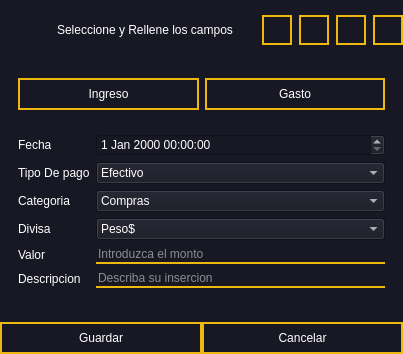
Before: the Qt Designer form ui/DatosDeTabla.ui in leonardo2322/Eva, drawn with Qt 5.
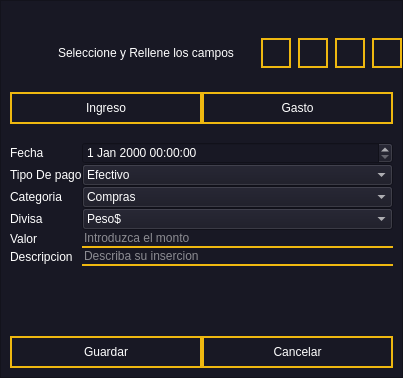
After: the same form once the commit is applied. The open tabs and pages were chosen to show the change.

```diff
--- a/ui/DatosDeTabla.ui
+++ b/ui/DatosDeTabla.ui
@@ -7,7 +7,7 @@
     <x>0</x>
     <y>0</y>
     <width>403</width>
-    <height>354</height>
+    <height>378</height>
    </rect>
   </property>
   <property name="windowTitle">
@@ -35,9 +35,42 @@
     <number>0</number>
    </property>
    <item>
+    <widget class="QFrame" name="top_data">
+     <property name="frameShape">
+      <enum>QFrame::StyledPanel</enum>
+     </property>
+     <property name="frameShadow">
+      <enum>QFrame::Raised</enum>
+     </property>
     <layout class="QVBoxLayout" name="verticalLayout">
+      <property name="spacing">
+       <number>0</number>
+      </property>
+      <property name="leftMargin">
+       <number>0</number>
+      </property>
+      <property name="topMargin">
+       <number>22</number>
+      </property>
+      <property name="rightMargin">
+       <number>0</number>
+      </property>
+      <property name="bottomMargin">
+       <number>0</number>
+      </property>
+      <item>
+       <layout class="QVBoxLayout" name="vertical">
+        <property name="spacing">
+         <number>0</number>
+        </property>
+        <property name="topMargin">
+         <number>0</number>
+        </property>
      <item>
       <layout class="QVBoxLayout" name="verticalLayout_3">
+          <property name="spacing">
+           <number>0</number>
+          </property>
        <item>
         <layout class="QVBoxLayout" name="verticalLayout_5">
          <item>
@@ -242,6 +275,21 @@
 }</string>
          </property>
          <layout class="QVBoxLayout" name="verticalLayout_7">
+             <property name="spacing">
+              <number>0</number>
+             </property>
+             <property name="leftMargin">
+              <number>0</number>
+             </property>
+             <property name="topMargin">
+              <number>0</number>
+             </property>
+             <property name="rightMargin">
+              <number>0</number>
+             </property>
+             <property name="bottomMargin">
+              <number>0</number>
+             </property>
           <item>
            <layout class="QHBoxLayout" name="horizontalLayout_6">
             <property name="leftMargin">
@@ -429,6 +477,12 @@
              <layout class="QVBoxLayout" name="verticalLayout_10">
               <item>
                <layout class="QFormLayout" name="formLayout">
+                   <property name="horizontalSpacing">
+                    <number>0</number>
+                   </property>
+                   <property name="verticalSpacing">
+                    <number>0</number>
+                   </property>
                 <item row="0" column="0">
                  <widget class="QLabel" name="fechaLabel">
                   <property name="text">
@@ -588,6 +642,18 @@
      </item>
      <item>
       <layout class="QVBoxLayout" name="verticalLayout_4">
+          <property name="leftMargin">
+           <number>9</number>
+          </property>
+          <property name="topMargin">
+           <number>9</number>
+          </property>
+          <property name="rightMargin">
+           <number>9</number>
+          </property>
+          <property name="bottomMargin">
+           <number>9</number>
+          </property>
        <item>
         <layout class="QHBoxLayout" name="horizontalLayout_5">
          <item>
@@ -631,6 +697,9 @@
       </layout>
      </item>
     </layout>
+      </item>
+     </layout>
+    </widget>
    </item>
   </layout>
  </widget>
```
Left out of the diff: 8 changed lines with no effect on the pictures. Lines whose indentation alone changed are shown as unchanged.
